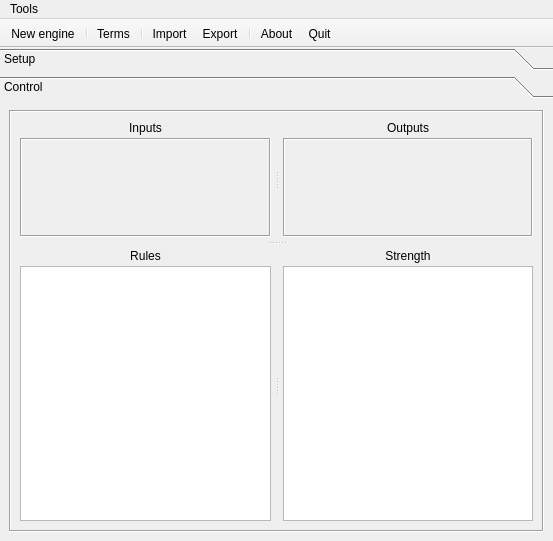
Old version of the form qtfuzzylite/ui/Window.ui in the repository fuzzylite/fuzzylite.
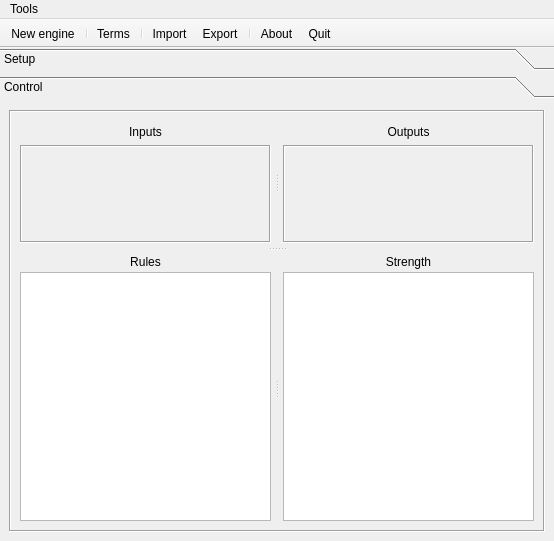
New version of the form. The open tabs and pages were chosen to show the change. Icons and pictures are not drawn. Custom widgets are drawn as their Qt base class.

Commit message: Changed Viewer's name to a button. Added flat buttons to Inputs/Outputs to do batch minimize/maximize. Problems with Defuzzifier in qtfuzzlite remain.

Diff of the .ui file:
```diff
--- a/qtfuzzylite/ui/Window.ui
+++ b/qtfuzzylite/ui/Window.ui
@@ -6,7 +6,7 @@
    <rect>
     <x>0</x>
     <y>0</y>
-    <width>553</width>
+    <width>554</width>
     <height>541</height>
    </rect>
   </property>
@@ -452,7 +452,7 @@
         <rect>
          <x>0</x>
          <y>0</y>
-         <width>553</width>
+         <width>554</width>
          <height>408</height>
         </rect>
        </property>
@@ -514,9 +514,9 @@
                  <number>0</number>
                 </property>
                 <item>
-                 <widget class="QLabel" name="label_2">
+                 <widget class="QToolButton" name="toolButton">
                   <property name="sizePolicy">
-                   <sizepolicy hsizetype="Preferred" vsizetype="Maximum">
+                   <sizepolicy hsizetype="Expanding" vsizetype="Fixed">
                     <horstretch>0</horstretch>
                     <verstretch>0</verstretch>
                    </sizepolicy>
@@ -524,8 +524,11 @@
                   <property name="text">
                    <string>Inputs</string>
                   </property>
-                  <property name="alignment">
-                   <set>Qt::AlignCenter</set>
+                  <property name="checkable">
+                   <bool>true</bool>
+                  </property>
+                  <property name="autoRaise">
+                   <bool>true</bool>
                   </property>
                  </widget>
                 </item>
@@ -558,7 +561,7 @@
                      <x>0</x>
                      <y>0</y>
                      <width>248</width>
-                     <height>92</height>
+                     <height>85</height>
                     </rect>
                    </property>
                    <property name="sizePolicy">
@@ -613,9 +616,9 @@
                  <number>0</number>
                 </property>
                 <item>
-                 <widget class="QLabel" name="label_4">
+                 <widget class="QToolButton" name="toolButton_2">
                   <property name="sizePolicy">
-                   <sizepolicy hsizetype="Preferred" vsizetype="Maximum">
+                   <sizepolicy hsizetype="Expanding" vsizetype="Fixed">
                     <horstretch>0</horstretch>
                     <verstretch>0</verstretch>
                    </sizepolicy>
@@ -623,8 +626,11 @@
                   <property name="text">
                    <string>Outputs</string>
                   </property>
-                  <property name="alignment">
-                   <set>Qt::AlignCenter</set>
+                  <property name="checkable">
+                   <bool>true</bool>
+                  </property>
+                  <property name="autoRaise">
+                   <bool>true</bool>
                   </property>
                  </widget>
                 </item>
@@ -656,8 +662,8 @@
                     <rect>
                      <x>0</x>
                      <y>0</y>
-                     <width>247</width>
-                     <height>92</height>
+                     <width>248</width>
+                     <height>85</height>
                     </rect>
                    </property>
                    <property name="sizePolicy">
@@ -838,7 +844,7 @@
     <rect>
      <x>0</x>
      <y>0</y>
-     <width>553</width>
+     <width>554</width>
      <height>25</height>
     </rect>
    </property>
```
Left out of the diff: 2 changed lines with no effect on the pictures. The commit also changes 5 other files.
